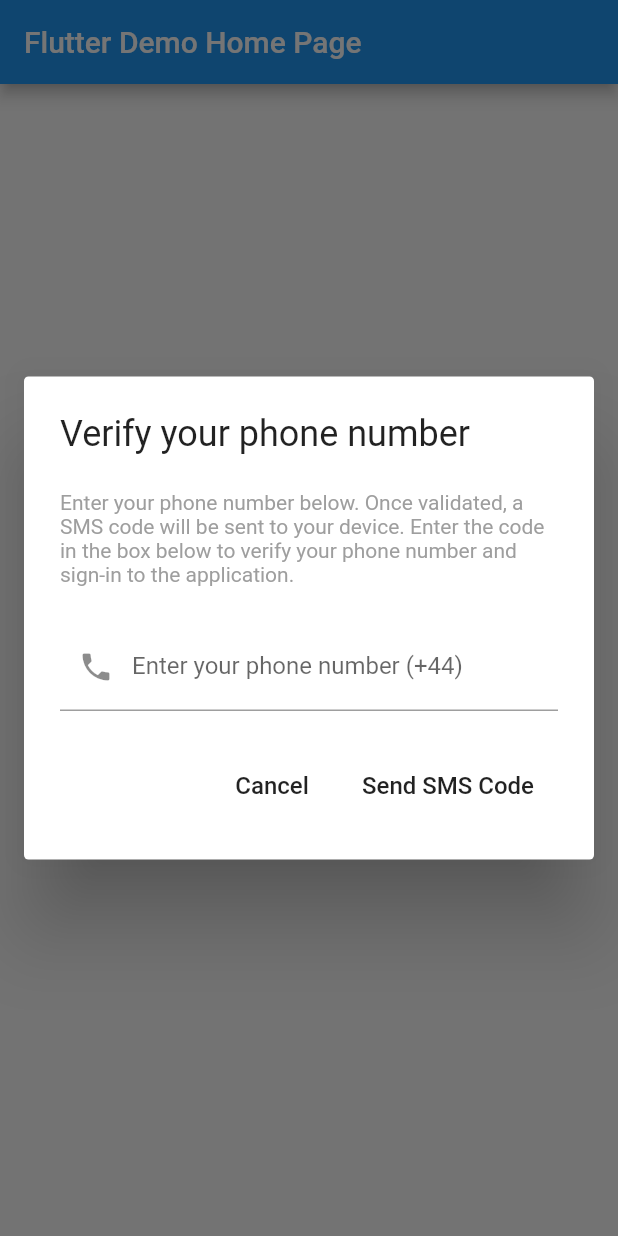
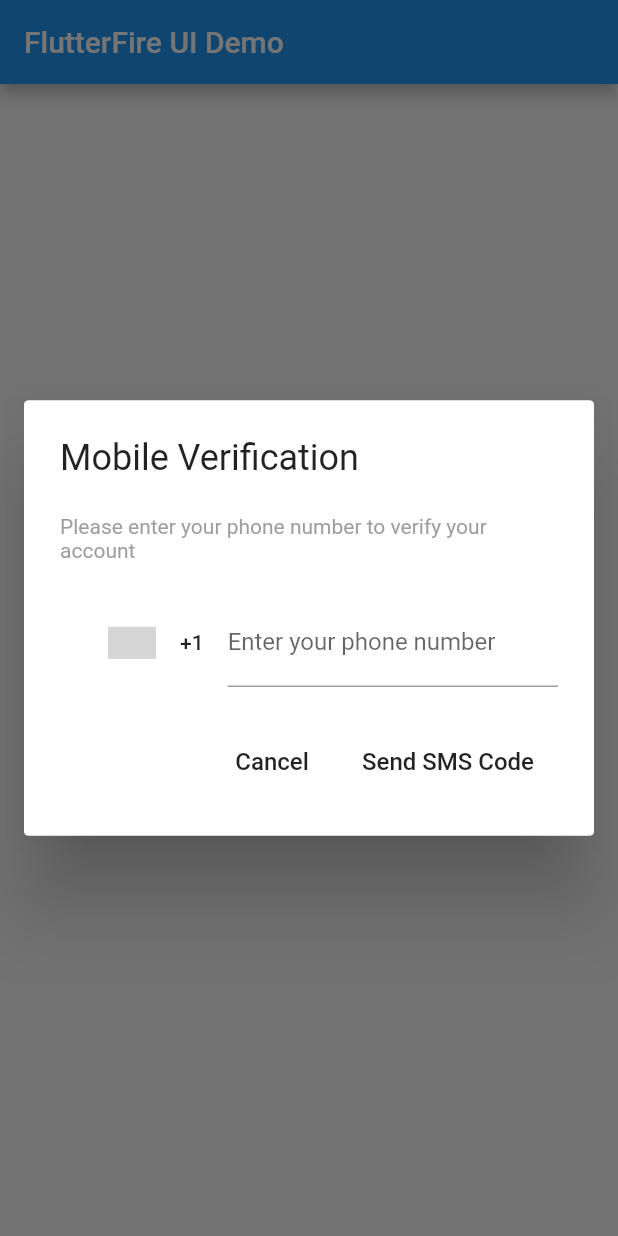
Before and after one commit to invertase/flutterfire_ui, a Flutter app: the MyHomePage screen opened directly, after a tap on "Verify Phone Number...", on a phone screen of 412 x 824 dp. Run offline on Flutter 3.47's test engine with Material 2 defaults, Android fonts, the phone set to English and light mode, and no system bars; drawn by our look-alikes of country_code_picker; our stand-ins replace firebase_auth, firebase_core; accounts and stored records are empty; grey boxes are pictures that could not be loaded.

Commit message:
feat: Added country picker and more options

```diff
--- a/packages/firebase_auth/example/lib/main.dart
+++ b/packages/firebase_auth/example/lib/main.dart
@@ -14,7 +14,7 @@ class MyApp extends StatelessWidget {
   @override
   Widget build(BuildContext context) {
     return MaterialApp(
-      title: 'Flutter Demo',
+      title: 'FlutterFire UI',
       theme: ThemeData(
         // This is the theme of your application.
         //
@@ -31,7 +31,7 @@ class MyApp extends StatelessWidget {
         // closer together (more dense) than on mobile platforms.
         visualDensity: VisualDensity.adaptivePlatformDensity,
       ),
-      home: MyHomePage(title: 'Flutter Demo Home Page'),
+      home: MyHomePage(title: 'FlutterFire UI Demo'),
     );
   }
 }
@@ -55,18 +55,6 @@ class MyHomePage extends StatefulWidget {
 }
 
 class _MyHomePageState extends State<MyHomePage> {
-  int _counter = 0;
-
-  void _incrementCounter() {
-    setState(() {
-      // This call to setState tells the Flutter framework that something has
-      // changed in this State, which causes it to rerun the build method below
-      // so that the display can reflect the updated values. If we changed
-      // _counter without calling setState(), then the build method would not be
-      // called again, and so nothing would appear to happen.
-      _counter++;
-    });
-  }
 
   @override
   Widget build(BuildContext context) {
@@ -84,7 +72,9 @@ class _MyHomePageState extends State<MyHomePage> {
         ),
         body: Center(
           child: RaisedButton(
-            onPressed: () => verifyPhoneNumber(context).then(print),
+            onPressed: () => verifyPhoneNumber(context, VerifyPhoneNumberOptions(
+              favoriteCountries: ['GB']
+            )).then(print),
             child: Text("Verify Phone Number..."),
           ),
         ));
--- a/packages/firebase_auth/lib/firebase_auth_ui.dart
+++ b/packages/firebase_auth/lib/firebase_auth_ui.dart
@@ -4,5 +4,6 @@ import 'dart:async';
 
 import 'package:flutter/material.dart';
 import 'package:firebase_auth/firebase_auth.dart';
+import 'package:country_code_picker/country_code_picker.dart';
 
 part 'src/verify_phone_number.dart';
--- a/packages/firebase_auth/lib/src/verify_phone_number.dart
+++ b/packages/firebase_auth/lib/src/verify_phone_number.dart
@@ -29,12 +29,16 @@ class VerifyPhoneNumberOptions {
       {this.auth,
       this.type = VerifyPhoneNumberType.signIn,
       this.onError,
-      this.title = "Verify your phone number",
+      this.title = "Mobile Verification",
       this.description =
-          "Enter your phone number below. Once validated, a SMS code will be sent to your device. Enter the code in the box below to verify your phone number and sign-in to the application.",
-      this.phoneNumberLabel = "Enter your phone number (+44)",
+          "Please enter your phone number to verify your account",
+      this.phoneNumberLabel = "Enter your phone number",
       this.send = "Send SMS Code",
-      this.cancel = "Cancel"});
+      this.cancel = "Cancel",
+      this.backgroundColor = Colors.white,
+      this.borderRadius = 3,
+      this.favoriteCountries = const ['US']
+      });
 
   /// The [FirebaseAuth] instance to authentication with.
   ///
@@ -46,7 +50,7 @@ class VerifyPhoneNumberOptions {
 
   /// A custom error handler function.
   ///
-  /// By default, errors will be strigified and displayed to users. Use this
+  /// By default, errors will be stringified and displayed to users. Use this
   /// argument to return your own custom error messages.
   final VerifyPhoneNumberError onError;
 
@@ -66,6 +70,14 @@ class VerifyPhoneNumberOptions {
 
   /// The text used for the cancel button.
   final String cancel;
+
+  /// The background color of the popup
+  final Color backgroundColor;
+
+  /// The borderRadius of the popup
+  final double borderRadius;
+
+  final List<String> favoriteCountries;
 }
 
 /// The entry point for triggering the phone number verification UI.
@@ -82,7 +94,7 @@ Future<UserCredential> verifyPhoneNumber(BuildContext context,
       barrierDismissible: false,
       builder: (BuildContext context) {
         return Dialog(
-          shape: RoundedRectangleBorder(borderRadius: BorderRadius.circular(3)),
+          shape: RoundedRectangleBorder(borderRadius: BorderRadius.circular(options.borderRadius)),
           insetPadding: EdgeInsets.all(16),
           child: _VerifyPhoneNumber(
             context: context,
@@ -118,11 +130,19 @@ class _VerifyPhoneNumberState extends State<_VerifyPhoneNumber> {
   String _verificationId;
   bool _verifying = false;
   bool _enterSmsCode = false;
+  String _countryCode = '+1';
   TextEditingController codeInputController = TextEditingController();
 
   void setVerifying(bool value) {
     setState(() {
       _verifying = value;
+    });
+  }
+
+  void parsePhoneNumber(String phoneNumber) {
+    print("$_countryCode$phoneNumber");
+    setState(() {
+      _phoneNumber = _countryCode + phoneNumber;
     });
   }
 
@@ -156,14 +176,17 @@ class _VerifyPhoneNumberState extends State<_VerifyPhoneNumber> {
   Widget get input {
     return Container(
         margin: EdgeInsets.only(top: 24),
-        child: Column(
-          crossAxisAlignment: CrossAxisAlignment.start,
-          children: [
-            TextFormField(
-              onChanged: (value) => _phoneNumber = value,
+        child: Row(
+          children: <Widget>[
+            CountryCodePicker(
+              onChanged: (code) => _countryCode = code.toString(),
+              initialSelection: 'US',
+              favorite: widget.options.favoriteCountries,
+            ),
+            Expanded(child: TextField(
+              onChanged: (value) => parsePhoneNumber(value),
               decoration: InputDecoration(
                   labelText: widget.options.phoneNumberLabel,
-                  prefixIcon: Icon(Icons.phone),
                   suffix: _verifying
                       ? SizedBox(
                     width: 16,
@@ -173,7 +196,7 @@ class _VerifyPhoneNumberState extends State<_VerifyPhoneNumber> {
                     ),
                   )
                       : null),
-            ),
+            ))
           ],
         ));
   }
@@ -230,7 +253,16 @@ class _VerifyPhoneNumberState extends State<_VerifyPhoneNumber> {
       String message;
 
       if (e is FirebaseException) {
+        switch (e.code) {
+          case 'invalid-phone-number':
+            message = "Please check the format of the provided phone number";
+            break;
+          case 'phone-number-already-exists':
+            message = "This phone number is already in use";
+            break;
+          default:
             message = e.message;
+        }
       } else {
         message = e.toString();
       }
@@ -292,6 +324,10 @@ class _VerifyPhoneNumberState extends State<_VerifyPhoneNumber> {
     return SingleChildScrollView(
         scrollDirection: Axis.vertical,
         child: Container(
+          decoration: BoxDecoration(
+            borderRadius: BorderRadius.circular(widget.options.borderRadius),
+            color: widget.options.backgroundColor,
+          ),
           width: 500,
           child: Padding(
               padding: EdgeInsets.all(24.0),
--- a/packages/firebase_auth/pubspec.yaml
+++ b/packages/firebase_auth/pubspec.yaml
@@ -8,6 +8,7 @@ environment:
   sdk: ">=2.7.0 <3.0.0"
 
 dependencies:
+  country_code_picker: ^1.4.0
   flutter:
     sdk: flutter
 
```
Also changed, not shown: packages/firebase_auth/example/pubspec.lock, packages/firebase_auth/pubspec.lock. Lines whose indentation alone changed are shown as unchanged.
